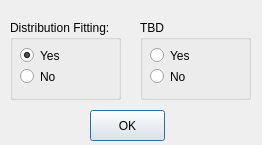
First picture: the form in histogram_setting.ui, repository cph560/Minitab, before the edit.
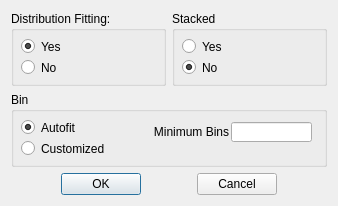
Second picture: the form after the edit.

Diff of the .ui file:
```diff
--- a/histogram_setting.ui
+++ b/histogram_setting.ui
@@ -6,22 +6,18 @@
    <rect>
     <x>0</x>
     <y>0</y>
-    <width>262</width>
-    <height>145</height>
+    <width>338</width>
+    <height>206</height>
    </rect>
   </property>
   <property name="windowTitle">
    <string>Setting</string>
   </property>
+  <layout class="QGridLayout" name="gridLayout_5">
+   <item row="0" column="0">
+    <layout class="QGridLayout" name="gridLayout">
+     <item row="0" column="0">
   <widget class="QGroupBox" name="groupBox">
-   <property name="geometry">
-    <rect>
-     <x>10</x>
-     <y>20</y>
-     <width>111</width>
-     <height>80</height>
-    </rect>
-   </property>
    <property name="title">
     <string>Distribution Fitting:</string>
    </property>
@@ -55,32 +51,63 @@
     </property>
    </widget>
   </widget>
-  <widget class="QPushButton" name="ok_Btn">
+     </item>
+    </layout>
+   </item>
+   <item row="0" column="1">
+    <layout class="QGridLayout" name="gridLayout_2">
+     <item row="0" column="0">
+      <widget class="QGroupBox" name="groupBox_3">
+       <property name="title">
+        <string>Stacked</string>
+       </property>
+       <widget class="QRadioButton" name="Btn_stacked_yes">
    <property name="geometry">
     <rect>
-     <x>90</x>
-     <y>110</y>
-     <width>75</width>
+          <x>10</x>
+          <y>20</y>
+          <width>91</width>
      <height>31</height>
     </rect>
    </property>
    <property name="text">
-    <string>OK</string>
-   </property>
-  </widget>
+         <string>Yes</string>
+        </property>
+        <property name="checked">
+         <bool>false</bool>
+        </property>
+       </widget>
+       <widget class="QRadioButton" name="Btn_stacked_no">
+        <property name="geometry">
+         <rect>
+          <x>10</x>
+          <y>46</y>
+          <width>101</width>
+          <height>21</height>
+         </rect>
+        </property>
+        <property name="text">
+         <string>No</string>
+        </property>
+        <property name="checked">
+         <bool>true</bool>
+        </property>
+       </widget>
+      </widget>
+     </item>
+    </layout>
+   </item>
+   <item row="1" column="0" colspan="2">
+    <layout class="QGridLayout" name="gridLayout_3">
+     <item row="0" column="0">
   <widget class="QGroupBox" name="groupBox_2">
-   <property name="geometry">
-    <rect>
-     <x>140</x>
-     <y>20</y>
-     <width>111</width>
-     <height>80</height>
-    </rect>
+       <property name="enabled">
+        <bool>true</bool>
    </property>
    <property name="title">
-    <string>TBD</string>
-   </property>
-   <widget class="QRadioButton" name="radioButton_3">
+        <string>Bin</string>
+       </property>
+       <widget class="QRadioButton" name="Btn_Bin_Autofit">
     <property name="geometry">
      <rect>
       <x>10</x>
@@ -90,16 +117,16 @@
      </rect>
     </property>
     <property name="text">
-     <string>Yes</string>
+         <string>Autofit</string>
     </property>
     <property name="checkable">
      <bool>true</bool>
     </property>
     <property name="checked">
-     <bool>false</bool>
-    </property>
-   </widget>
-   <widget class="QRadioButton" name="radioButton_4">
+         <bool>true</bool>
+        </property>
+       </widget>
+       <widget class="QRadioButton" name="Btn_Bin_Custom">
     <property name="geometry">
      <rect>
       <x>10</x>
@@ -109,10 +136,82 @@
      </rect>
     </property>
     <property name="text">
-     <string>No</string>
-    </property>
-   </widget>
-  </widget>
+         <string>Customized</string>
+        </property>
+       </widget>
+       <widget class="QLabel" name="label_bins">
+        <property name="geometry">
+         <rect>
+          <x>140</x>
+          <y>30</y>
+          <width>81</width>
+          <height>20</height>
+         </rect>
+        </property>
+        <property name="text">
+         <string>Minimum Bins</string>
+        </property>
+        <property name="alignment">
+         <set>Qt::AlignCenter</set>
+        </property>
+       </widget>
+       <widget class="QLineEdit" name="lineEdit">
+        <property name="geometry">
+         <rect>
+          <x>220</x>
+          <y>30</y>
+          <width>81</width>
+          <height>20</height>
+         </rect>
+        </property>
+        <property name="alignment">
+         <set>Qt::AlignCenter</set>
+        </property>
+       </widget>
+      </widget>
+     </item>
+    </layout>
+   </item>
+   <item row="2" column="0" colspan="2">
+    <layout class="QGridLayout" name="gridLayout_4">
+     <item row="0" column="1">
+      <widget class="QPushButton" name="Btn_OK">
+       <property name="text">
+        <string>OK</string>
+       </property>
+      </widget>
+     </item>
+     <item row="0" column="0">
+      <widget class="QLabel" name="label">
+       <property name="text">
+        <string/>
+       </property>
+      </widget>
+     </item>
+     <item row="0" column="2">
+      <widget class="QLabel" name="label_2">
+       <property name="text">
+        <string/>
+       </property>
+      </widget>
+     </item>
+     <item row="0" column="3">
+      <widget class="QPushButton" name="Btn_cancel">
+       <property name="text">
+        <string>Cancel</string>
+       </property>
+      </widget>
+     </item>
+     <item row="0" column="4">
+      <widget class="QLabel" name="label_3">
+       <property name="text">
+        <string/>
+       </property>
+      </widget>
+     </item>
+    </layout>
+   </item>
+  </layout>
  </widget>
  <resources/>
  <connections/>
```
Lines whose indentation alone changed are shown as unchanged.
